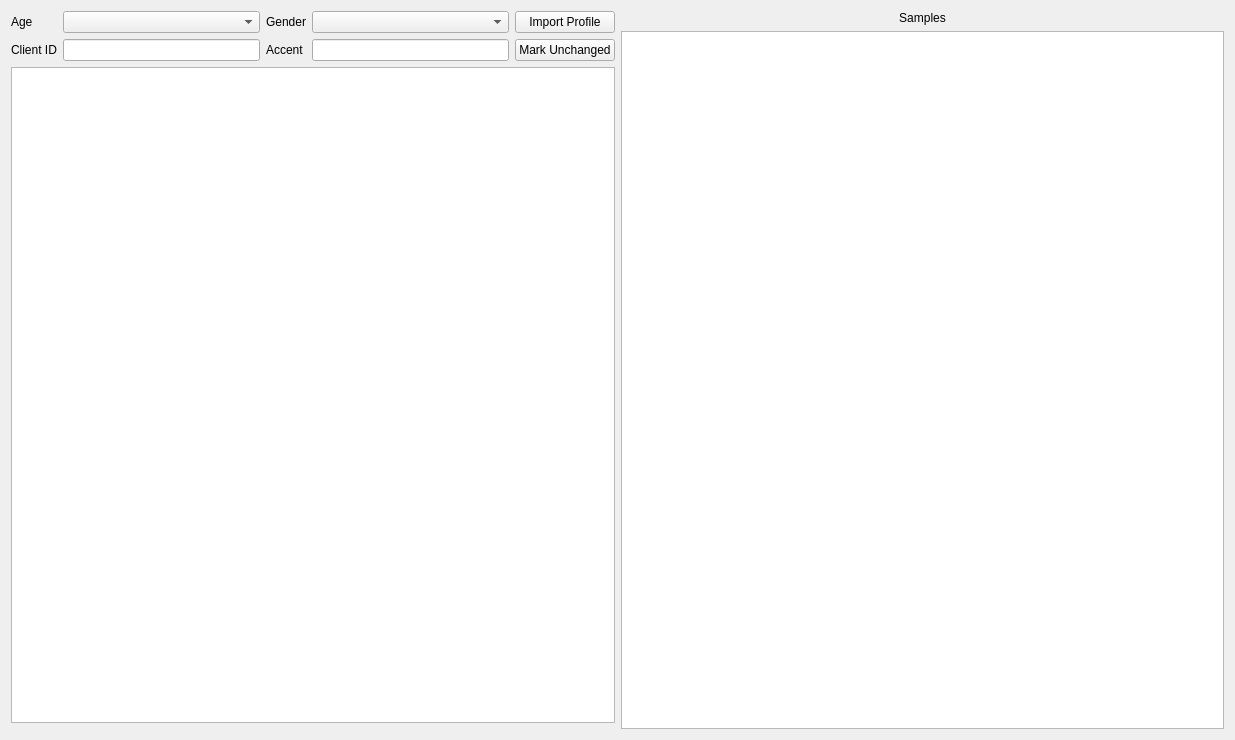
Old version of the form ui/opened_project_frame.ui in the repository tud-zih-energy/voice-annotation-tool.
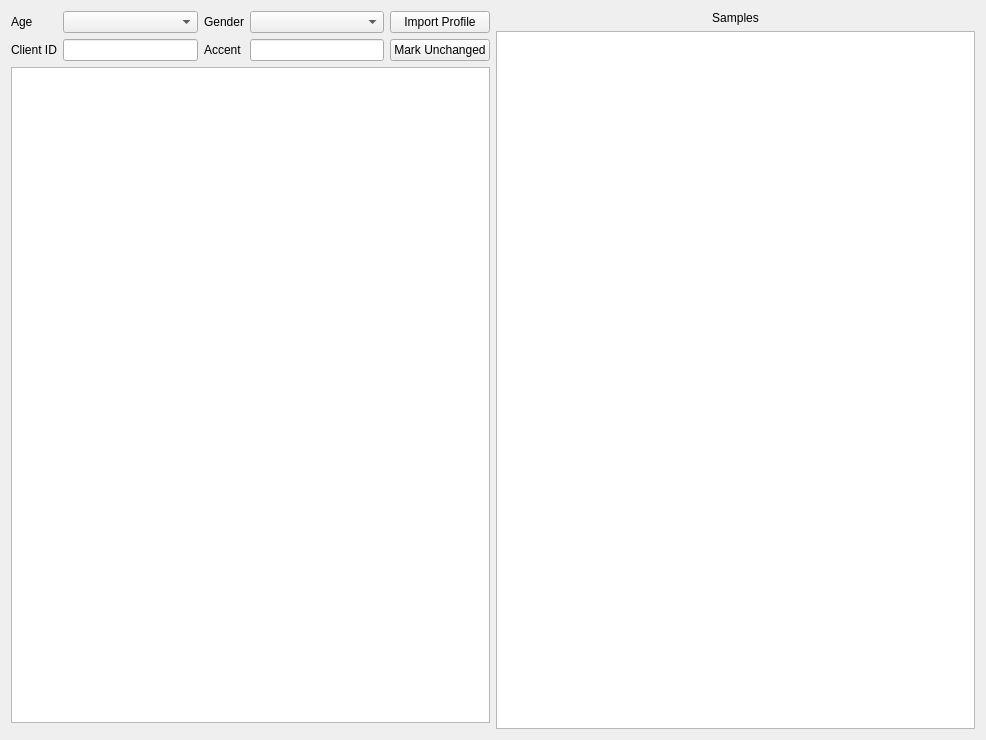
New version of the form. Custom widgets are drawn as their Qt base class.

Commit message: Add minimum size to sample list

Diff of the .ui file:
```diff
--- a/ui/opened_project_frame.ui
+++ b/ui/opened_project_frame.ui
@@ -6,7 +6,7 @@
    <rect>
     <x>0</x>
     <y>0</y>
-    <width>1235</width>
+    <width>986</width>
     <height>740</height>
    </rect>
   </property>
@@ -178,6 +178,12 @@
          <verstretch>0</verstretch>
         </sizepolicy>
        </property>
+       <property name="minimumSize">
+        <size>
+         <width>160</width>
+         <height>0</height>
+        </size>
+       </property>
        <property name="selectionMode">
         <enum>QAbstractItemView::ExtendedSelection</enum>
        </property>
```
